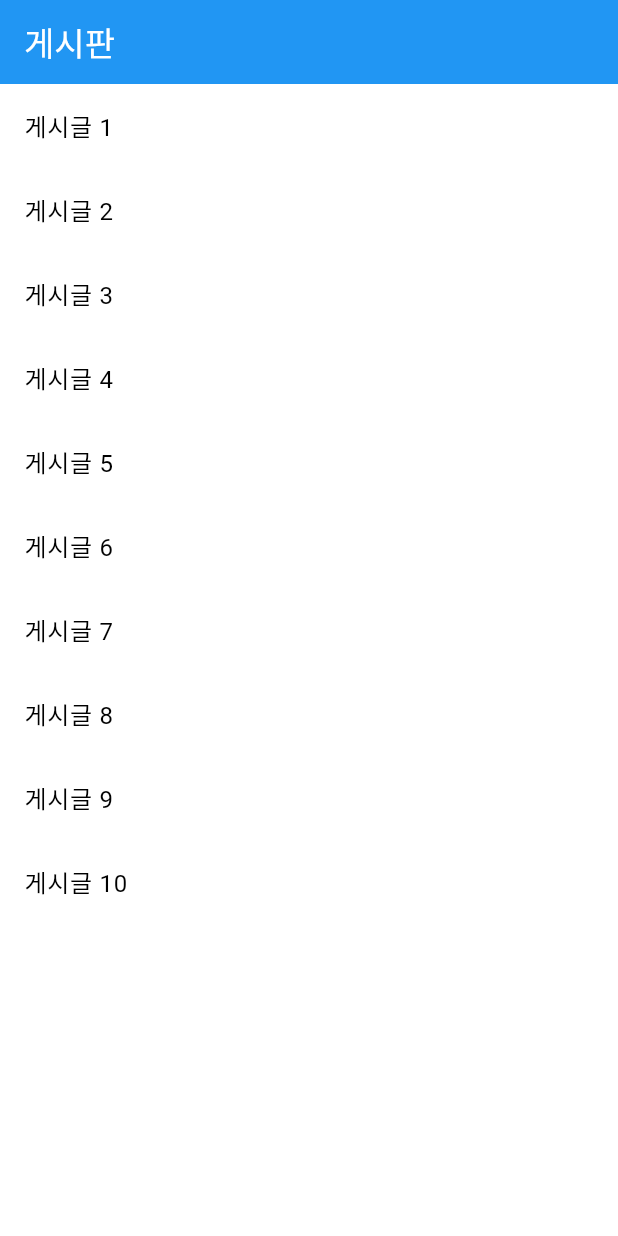
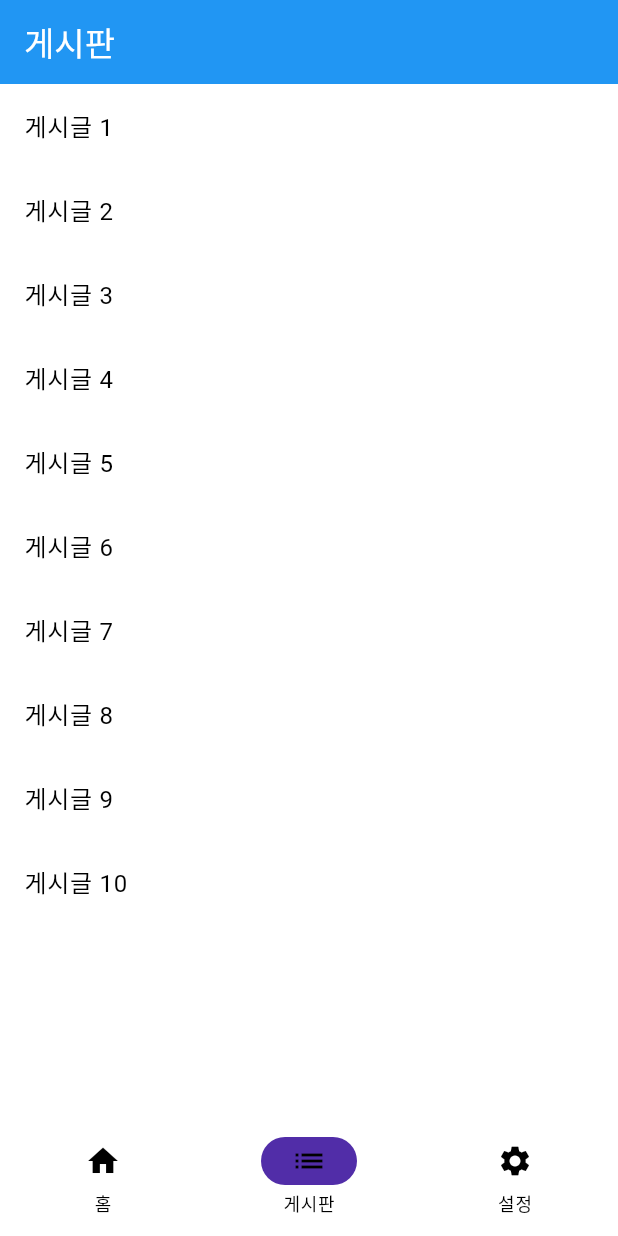
Before and after one commit to sendminder/pacapaca, a Flutter app: the BoardListPage screen opened by its route, on a phone screen of 412 x 824 dp. Run offline on Flutter 3.47's test engine with Material 3 defaults, Android fonts, the phone set to English and light mode, and no system bars; our stand-ins replace dio, easy_localization, firebase_auth, firebase_core, flutter_dotenv, flutter_riverpod and 10 more; accounts and stored records are empty; generated files the repository leaves out were written again.

Commit message:
바텀 네비게이션 적용

```diff
--- a/lib/pages/board/board_list_page.dart
+++ b/lib/pages/board/board_list_page.dart
@@ -13,7 +13,7 @@ class BoardListPage extends StatelessWidget {
         itemBuilder: (context, index) {
           return ListTile(
             title: Text('게시글 ${index + 1}'),
-            onTap: () => context.go('/board/$index'),
+            onTap: () => context.push('/board/$index'),
           );
         },
       ),
--- a/lib/services/auth_service.dart
+++ b/lib/services/auth_service.dart
@@ -134,8 +134,10 @@ class AuthService {
         ),
       );
 
-      if (response.statusCode == 200 || response.statusCode == 201) {
-        final loginResponse = LoginResponse.fromJson(response.data);
+      final responseRest = ResponseRest.fromJson(response.data);
+      logger.d(responseRest);
+      if (responseRest.statusCode == 200 || responseRest.statusCode == 201) {
+        final loginResponse = LoginResponse.fromJson(responseRest.response);
         // 토큰을 안전하게 저장
         await Future.wait([
           _storage.write(
--- /dev/null
+++ b/lib/widgets/shell_scaffold.dart
@@ -0,0 +1,29 @@
+import 'package:flutter/material.dart';
+import 'package:go_router/go_router.dart';
+
+class ShellScaffold extends StatelessWidget {
+  final StatefulNavigationShell navigationShell;
+
+  const ShellScaffold({
+    Key? key,
+    required this.navigationShell,
+  }) : super(key: key);
+
+  @override
+  Widget build(BuildContext context) {
+    return Scaffold(
+      body: navigationShell,
+      bottomNavigationBar: NavigationBar(
+        selectedIndex: navigationShell.currentIndex,
+        onDestinationSelected: (index) {
+          navigationShell.goBranch(index);
+        },
+        destinations: const [
+          NavigationDestination(icon: Icon(Icons.home), label: '홈'),
+          NavigationDestination(icon: Icon(Icons.list), label: '게시판'),
+          NavigationDestination(icon: Icon(Icons.settings), label: '설정'),
+        ],
+      ),
+    );
+  }
+}
```
Also changed, not shown: lib/pages/home/home_page.dart (+7 -2 lines), lib/router.dart (+36 -2 lines).
